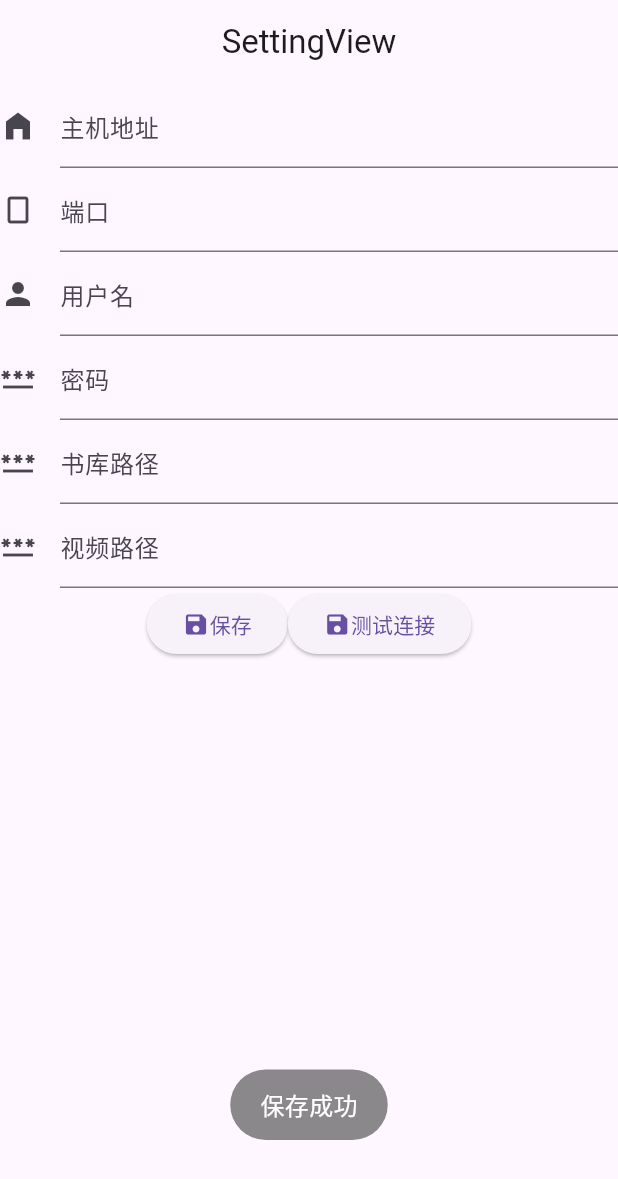
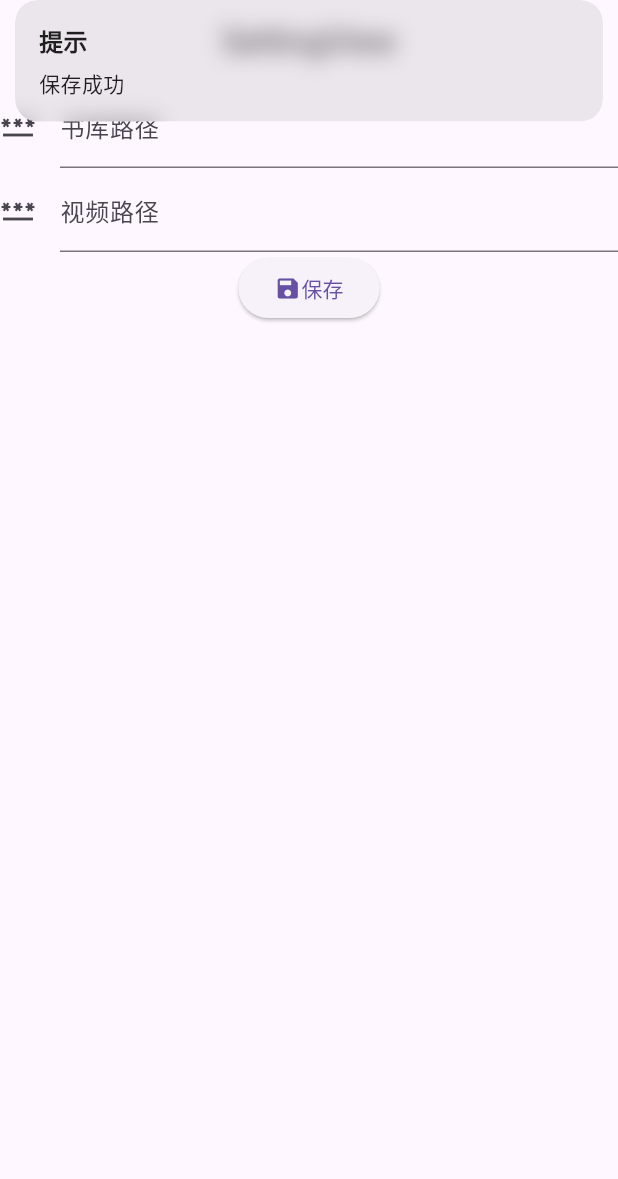
Before and after one commit to dorkytiger/TeleBook, a Flutter app: the SettingView screen opened directly, after a tap on "保存", on a phone screen of 412 x 824 dp. Shown: the top 1179 px of the screen. Run offline on Flutter 3.47's test engine with Material 3 defaults, Android fonts, the light colour scheme and no system bars; our stand-ins replace chewie, dio, fluttertoast, get, shared_preferences, video_player; missing offline and left inert: dartssh2, video_thumbnail; accounts and stored records are empty.

Commit message:
这个分支用于tel

```diff
--- a/lib/app/modules/setting/controllers/setting_controller.dart
+++ b/lib/app/modules/setting/controllers/setting_controller.dart
@@ -6,11 +6,7 @@ import 'package:get/get.dart';
 import 'package:shared_preferences/shared_preferences.dart';
 
 class SettingController extends GetxController {
-  //TODO: Implement SettingController
-  TextEditingController hostController = TextEditingController();
-  TextEditingController portController = TextEditingController();
-  TextEditingController userController = TextEditingController();
-  TextEditingController passController = TextEditingController();
+
   TextEditingController bookPathController = TextEditingController();
   TextEditingController videoPathController=TextEditingController();
   RxString test="".obs;
@@ -25,33 +21,14 @@ class SettingController extends GetxController {
 
   Future saveSetting() async {
     SharedPreferences sharedPreferences = await SharedPreferences.getInstance();
-    sharedPreferences.setString('host', hostController.text);
-    sharedPreferences.setString('port', portController.text);
-    sharedPreferences.setString('user', userController.text);
-    sharedPreferences.setString('pass', passController.text);
     sharedPreferences.setString('book', bookPathController.text);
     sharedPreferences.setString('video', videoPathController.text);
   }
 
   Future getSetting() async {
     SharedPreferences sharedPreferences = await SharedPreferences.getInstance();
-    hostController.text = sharedPreferences.getString('host') ?? "";
-    portController.text = sharedPreferences.getString('port') ?? "";
-    userController.text = sharedPreferences.getString('user') ?? "";
-    passController.text = sharedPreferences.getString('pass') ?? "";
     bookPathController.text = sharedPreferences.getString('book') ?? "";
     videoPathController.text = sharedPreferences.getString('video') ?? "";
   }
 
-  connectTest() async {
-    final client = SSHClient(
-        await SSHSocket.connect(
-            hostController.text,int.parse( portController.text)),
-        username: userController.text,
-        onPasswordRequest: () => passController.text);
-    final uptime = await client.run('uptime');
-    test.value=utf8.decode(uptime);
-    print(utf8.decode(uptime));
-  }
-
 }
--- a/lib/app/modules/setting/views/setting_view.dart
+++ b/lib/app/modules/setting/views/setting_view.dart
@@ -18,26 +18,6 @@ class SettingView extends GetView<SettingController> {
       body: ListView(
         children: [
           TextFormField(
-            controller: controller.hostController,
-            decoration: const InputDecoration(
-                icon: Icon(Icons.home_filled), labelText: "主机地址"),
-          ),
-          TextFormField(
-            controller: controller.portController,
-            decoration: const InputDecoration(
-                icon: Icon(Icons.crop_portrait), labelText: "端口"),
-          ),
-          TextFormField(
-            controller: controller.userController,
-            decoration: const InputDecoration(
-                icon: Icon(Icons.person), labelText: "用户名"),
-          ),
-          TextFormField(
-            controller: controller.passController,
-            decoration: const InputDecoration(
-                icon: Icon(Icons.password), labelText: "密码"),
-          ),
-          TextFormField(
             controller: controller.bookPathController,
             decoration: const InputDecoration(
                 icon: Icon(Icons.password), labelText: "书库路径"),
@@ -54,37 +34,12 @@ class SettingView extends GetView<SettingController> {
               ElevatedButton(
                 onPressed: () {
                   controller.saveSetting();
-                  Fluttertoast.showToast(
-                      msg: "保存成功",
-                      toastLength: Toast.LENGTH_SHORT,
-                      gravity: ToastGravity.BOTTOM,
-                      timeInSecForIosWeb: 1,
-                      backgroundColor: Colors.black45,
-                      textColor: Colors.white,
-                      fontSize: 16.0);
+                  Get.snackbar("提示", "保存成功");
                 },
                 child: const Row(
                   crossAxisAlignment: CrossAxisAlignment.center,
                   mainAxisAlignment: MainAxisAlignment.center,
                   children: [Icon(Icons.save), Text("保存")],
-                ),
-              ),
-              ElevatedButton(
-                onPressed: () async {
-                  await controller.connectTest();
-                  await Fluttertoast.showToast(
-                      msg: controller.test.value,
-                      toastLength: Toast.LENGTH_SHORT,
-                      gravity: ToastGravity.BOTTOM,
-                      timeInSecForIosWeb: 1,
-                      backgroundColor: Colors.black45,
-                      textColor: Colors.white,
-                      fontSize: 16.0);
-                },
-                child: const Row(
-                  crossAxisAlignment: CrossAxisAlignment.center,
-                  mainAxisAlignment: MainAxisAlignment.center,
-                  children: [Icon(Icons.save), Text("测试连接")],
                 ),
               ),
             ],
--- a/lib/app/modules/video/views/video_view.dart
+++ b/lib/app/modules/video/views/video_view.dart
@@ -4,7 +4,7 @@ import 'package:flutter/material.dart';
 
 import 'package:get/get.dart';
 import 'package:wo_nas/app/modules/video/views/video_play.dart';
-import 'package:wo_nas/app/modules/video/views/video_preview.dart';
+
 
 import '../controllers/video_controller.dart';
 
--- a/pubspec.yaml
+++ b/pubspec.yaml
@@ -19,7 +19,8 @@ dependencies:
   path_provider: ^2.1.1
   video_player: ^2.8.1
   chewie: ^1.0.0
-
+  html: ^0.15.0
+  dio: ^5.4.0
 
 dev_dependencies:
   flutter_lints: ^2.0.0
```
Also changed, not shown: lib/app/model/response_result.dart (added, +16 -0 lines), lib/app/modules/book/controllers/book_controller.dart (+60 -95 lines), lib/app/modules/book/views/book_page.dart (+4 -17 lines), lib/app/modules/book/views/book_view.dart (+59 -26 lines), lib/app/modules/util/SSHUtil.dart (deleted, +0 -21 lines), pubspec.lock, 1 other file.
